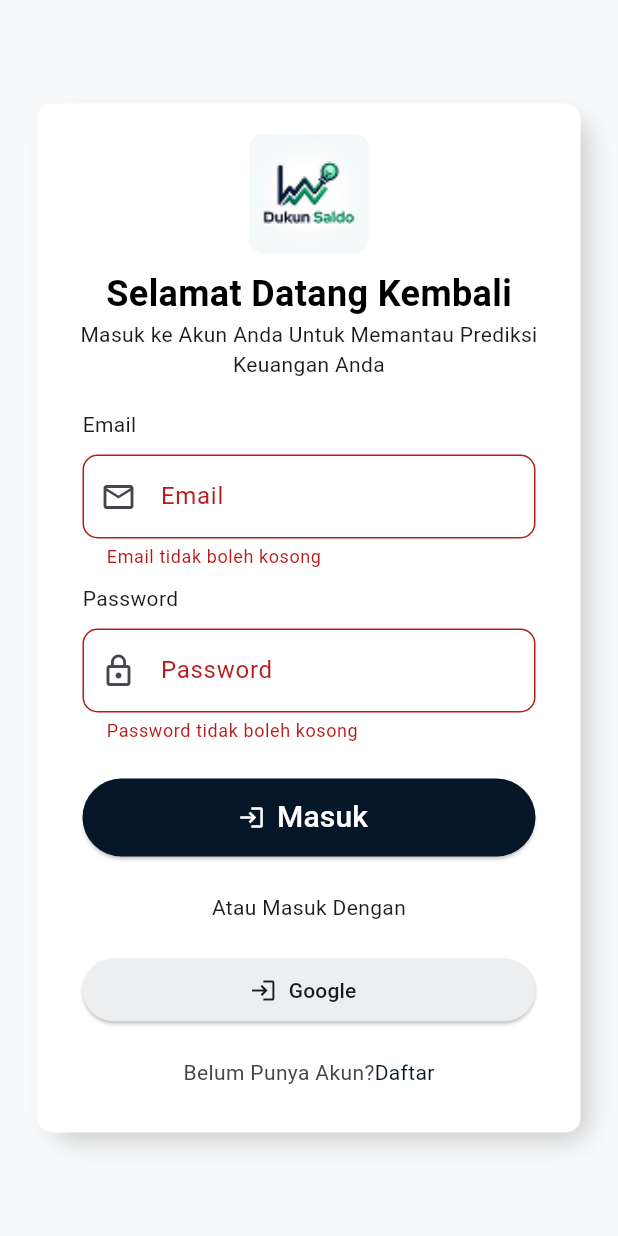
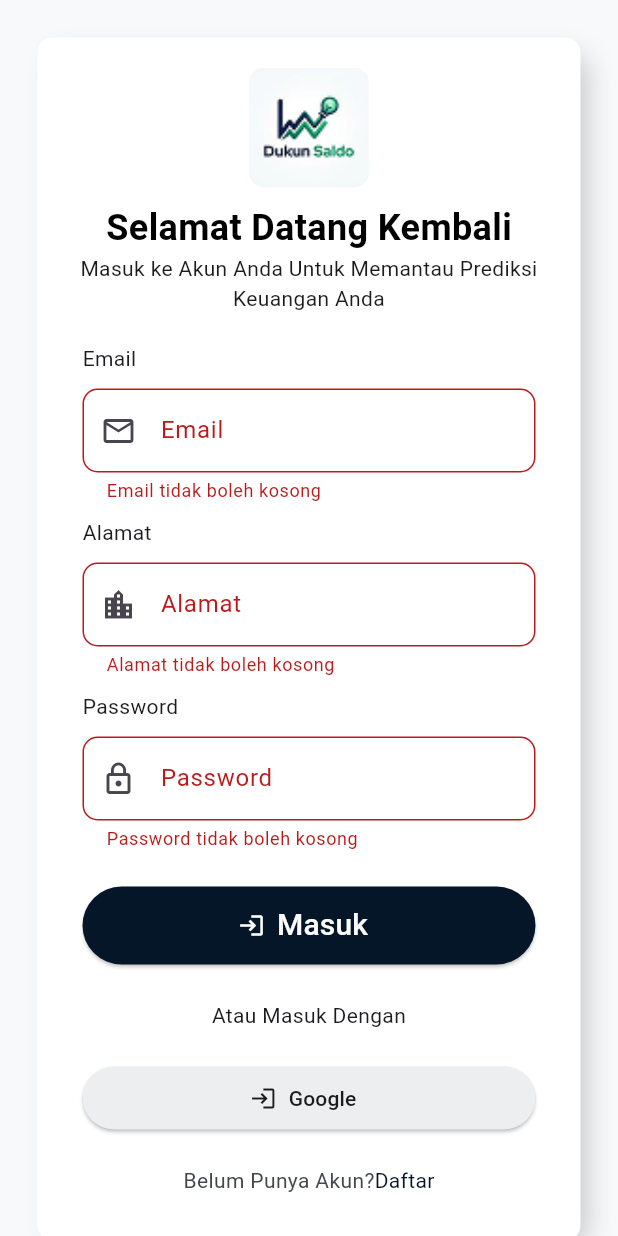
Before and after one commit to Atiowhy/dukun_saldo_FE, a Flutter app: the screen it shows after launch, after a tap on "Masuk", on a phone screen of 412 x 824 dp. Run offline on Flutter 3.47's test engine with Material 3 defaults, Android fonts, the phone set to English and light mode, and no system bars.

Commit message:
update: pengumulan tugas 10

```diff
--- a/lib/views/login.dart
+++ b/lib/views/login.dart
@@ -10,6 +10,9 @@ class Login extends StatefulWidget {
 }
 
 class _LoginState extends State<Login> {
+  final TextEditingController emailController = TextEditingController();
+  final TextEditingController passwordController = TextEditingController();
+  final TextEditingController cityController = TextEditingController();
   final _formKey = GlobalKey<FormState>();
 
   @override
@@ -89,13 +92,15 @@ class _LoginState extends State<Login> {
                       child: Form(
                         key: _formKey,
                         child: Column(
-                          // mainAxisAlignment: MainAxisAlignment.center,
                           crossAxisAlignment: CrossAxisAlignment.start,
                           children: [
-                            // SizedBox(height: 10),
                             Text("Email"),
                             SizedBox(height: 10),
                             TextFormField(
+                              onChanged: (value) {
+                                setState(() {});
+                              },
+                              controller: emailController,
                               decoration: InputDecoration(
                                 filled: true,
                                 labelText: "Email",
@@ -116,9 +121,32 @@ class _LoginState extends State<Login> {
                               },
                             ),
                             SizedBox(height: 10),
+                            Text("Alamat"),
+                            SizedBox(height: 10),
+                            TextFormField(
+                              controller: cityController,
+                              decoration: InputDecoration(
+                                filled: true,
+                                labelText: "Alamat",
+                                prefixIcon: Icon(Icons.location_city),
+                                hintText: "Masukkan Alamat",
+                                fillColor: Color(0x0ff8f9fa),
+                                border: OutlineInputBorder(
+                                  borderRadius: BorderRadius.circular(10),
+                                ),
+                              ),
+                              validator: (value) {
+                                if (value == null || value.isEmpty) {
+                                  return "Alamat tidak boleh kosong";
+                                }
+                                return null;
+                              },
+                            ),
+                            SizedBox(height: 10),
                             Text("Password"),
                             SizedBox(height: 10),
                             TextFormField(
+                              controller: passwordController,
                               decoration: InputDecoration(
                                 filled: true,
                                 labelText: "Password",
@@ -165,6 +193,13 @@ class _LoginState extends State<Login> {
                                                 Navigator.pushNamed(
                                                   context,
                                                   '/home',
+                                                  arguments: {
+                                                    "email":
+                                                        emailController.text,
+                                                    "city": cityController.text,
+                                                    "password":
+                                                        passwordController.text,
+                                                  },
                                                 );
                                               },
                                               child: Text("Lanjut"),
```
Also changed, not shown: lib/views/home.dart (+17 -3 lines).
